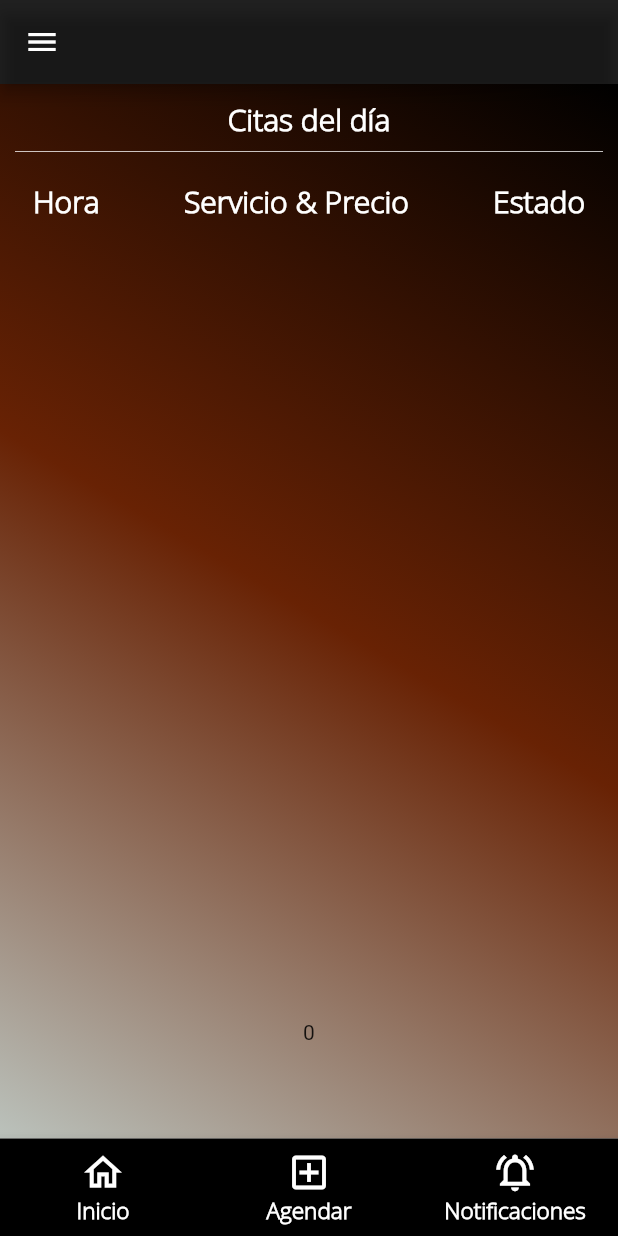
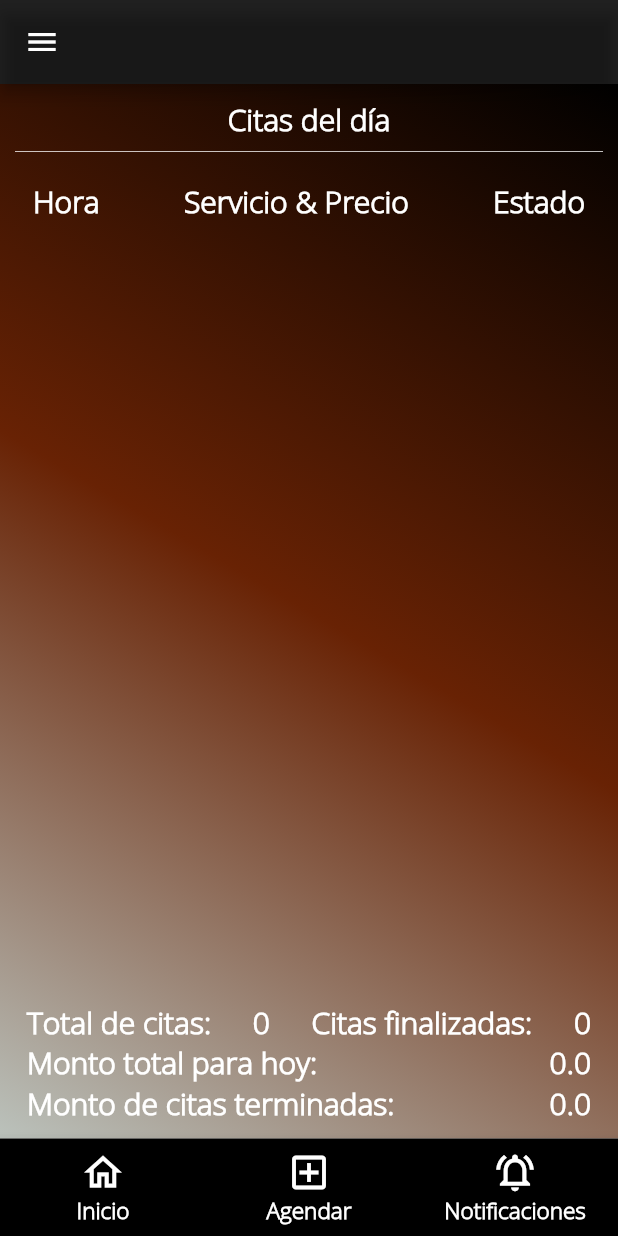
Before and after one commit to bdgv11/BarberShopApp, a Flutter app: the DailyReport screen opened directly with empty values, on a phone screen of 412 x 824 dp. Run offline on Flutter 3.47's test engine with Material 2 defaults, Android fonts, the phone set to English and light mode, and no system bars; our stand-ins replace animate_do, cloud_firestore, firebase_auth, firebase_core, firebase_storage, google_fonts and 3 more; accounts and stored records are empty.

Commit message:
Modifying daily report

```diff
--- a/barber/lib/feature_daily_appointment/screens/daily_appointment.dart
+++ b/barber/lib/feature_daily_appointment/screens/daily_appointment.dart
@@ -24,7 +24,7 @@ class _DailyReportState extends State<DailyReport> {
   @override
   void initState() {
     _user = widget.user;
-    globals.totalDelDia = 0;
+    infoMontoTotal();
     super.initState();
   }
 
@@ -58,7 +58,8 @@ class _DailyReportState extends State<DailyReport> {
     DateTime dateTimeFecha = DateTime.parse(fecha);
     dateTimeFecha.millisecondsSinceEpoch;
     //
-    int montoTotal = 0;
+
+    //
     return Scaffold(
       drawer: DrawerUserWidget(user: _user),
       appBar: AppBar(backgroundColor: Colors.black87),
@@ -159,14 +160,8 @@ class _DailyReportState extends State<DailyReport> {
                             final DocumentSnapshot documentSnapshot =
                                 snapshot.data!.docs[index];
 
-                            int total = documentSnapshot['precio'];
-
-                            montoTotal = montoTotal + total;
-
-                            globals.totalDelDia = montoTotal;
-
                             return FadeIn(
-                              delay: const Duration(milliseconds: 100),
+                              //delay: const Duration(milliseconds: 100),
                               child: Card(
                                 shape: RoundedRectangleBorder(
                                   borderRadius: BorderRadius.circular(10),
@@ -262,13 +257,103 @@ class _DailyReportState extends State<DailyReport> {
                     },
                   ),
                 ),
-                const SizedBox(
-                  height: 20,
+                Padding(
+                  padding: const EdgeInsets.all(8),
+                  child: Column(
+                    children: [
+                      Row(
+                        mainAxisAlignment: MainAxisAlignment.spaceBetween,
+                        children: [
+                          const Text(
+                            'Total de citas:',
+                            style: TextStyle(
+                              color: Colors.white,
+                              fontWeight: FontWeight.bold,
+                              fontFamily: 'OpenSans',
+                              fontSize: 20,
+                              overflow: TextOverflow.ellipsis,
+                            ),
+                          ),
+                          Text(
+                            globals.cantCitas.toString(),
+                            style: const TextStyle(
+                                color: Colors.white,
+                                fontWeight: FontWeight.bold,
+                                fontFamily: 'OpenSans',
+                                fontSize: 20,
+                                overflow: TextOverflow.ellipsis),
+                          ),
+                          const Text(
+                            'Citas finalizadas:',
+                            style: TextStyle(
+                              color: Colors.white,
+                              fontWeight: FontWeight.bold,
+                              fontFamily: 'OpenSans',
+                              fontSize: 20,
+                              overflow: TextOverflow.ellipsis,
+                            ),
+                          ),
+                          Text(
+                            globals.cantCitasFinalizadas.toString(),
+                            style: const TextStyle(
+                                color: Colors.white,
+                                fontWeight: FontWeight.bold,
+                                fontFamily: 'OpenSans',
+                                fontSize: 20,
+                                overflow: TextOverflow.ellipsis),
+                          )
+                        ],
+                      ),
+                      Row(
+                        mainAxisAlignment: MainAxisAlignment.spaceBetween,
+                        children: [
+                          const Text(
+                            'Monto total para hoy:',
+                            style: TextStyle(
+                                color: Colors.white,
+                                fontWeight: FontWeight.bold,
+                                fontFamily: 'OpenSans',
+                                fontSize: 20,
+                                overflow: TextOverflow.ellipsis),
+                          ),
+                          Text(
+                            '₡ ${globals.totalGeneralDelDia.toString()}',
+                            style: const TextStyle(
+                                color: Colors.white,
+                                fontWeight: FontWeight.bold,
+                                fontFamily: 'OpenSans',
+                                fontSize: 20,
+                                overflow: TextOverflow.ellipsis),
+                          )
+                        ],
+                      ),
+                      Row(
+                        mainAxisAlignment: MainAxisAlignment.spaceBetween,
+                        children: [
+                          const Text(
+                            'Monto de citas terminadas:',
+                            style: TextStyle(
+                              color: Colors.white,
+                              fontWeight: FontWeight.bold,
+                              fontFamily: 'OpenSans',
+                              fontSize: 20,
+                              overflow: TextOverflow.ellipsis,
+                            ),
+                          ),
+                          Text(
+                            '₡ ${globals.totalFinalizadas.toString()}',
+                            style: const TextStyle(
+                                color: Colors.white,
+                                fontWeight: FontWeight.bold,
+                                fontFamily: 'OpenSans',
+                                fontSize: 20,
+                                overflow: TextOverflow.ellipsis),
+                          )
+                        ],
+                      ),
+                    ],
+                  ),
                 ),
-                Row(
-                  mainAxisAlignment: MainAxisAlignment.spaceEvenly,
-                  children: [Text(globals.totalDelDia.toString())],
-                )
               ],
             ),
           ),
@@ -308,6 +393,8 @@ class _DailyReportState extends State<DailyReport> {
                 'tipoServicio': ''
               },
             );
+
+            infoMontoTotal();
             Navigator.of(context).pop();
           },
           child: const Padding(
@@ -328,6 +415,7 @@ class _DailyReportState extends State<DailyReport> {
                 .collection('Cita')
                 .doc(id)
                 .update({'estadoCita': 'Agendada'});
+            infoMontoTotal();
             Navigator.of(context).pop();
           },
           child: const Padding(
@@ -348,6 +436,8 @@ class _DailyReportState extends State<DailyReport> {
                 .collection('Cita')
                 .doc(id)
                 .update({'estadoCita': 'Finalizada', 'horaDisponible': false});
+
+            infoMontoTotal();
             Navigator.of(context).pop();
           },
           child: const Padding(
@@ -396,6 +486,8 @@ class _DailyReportState extends State<DailyReport> {
                 'tipoServicio': ''
               },
             );
+
+            infoMontoTotal();
             Navigator.of(context).pop();
           },
           child: const Padding(
@@ -416,6 +508,7 @@ class _DailyReportState extends State<DailyReport> {
                 .collection('Cita')
                 .doc(id)
                 .update({'estadoCita': 'Agendada'});
+            infoMontoTotal();
             Navigator.of(context).pop();
           },
           child: const Padding(
@@ -436,6 +529,7 @@ class _DailyReportState extends State<DailyReport> {
                 .collection('Cita')
                 .doc(id)
                 .update({'estadoCita': 'Finalizada', 'horaDisponible': false});
+            infoMontoTotal();
             Navigator.of(context).pop();
           },
           child: const Padding(
@@ -453,4 +547,69 @@ class _DailyReportState extends State<DailyReport> {
       ],
     );
   }
+
+  //
+  void infoMontoTotal() async {
+    String getFormattedDate(String year, String month, String day) {
+      String fecha;
+      String m = '';
+      String d = '';
+      if (month.length == 1) {
+        m = '0$month';
+      } else {
+        m = month;
+      }
+      if (day.length == 1) {
+        d = '0$day';
+      } else {
+        d = day;
+      }
+      fecha = '$year-$m-$d';
+      return fecha;
+    }
+
+    String fecha = getFormattedDate(DateTime.now().year.toString(),
+        DateTime.now().month.toString(), DateTime.now().day.toString());
+
+    DateTime dateTimeFecha = DateTime.parse(fecha);
+    dateTimeFecha.millisecondsSinceEpoch;
+
+    final querySnapshot = await FirebaseFirestore.instance
+        .collection('Cita')
+        .where('fecha', isEqualTo: Timestamp.fromDate(dateTimeFecha))
+        //.where('estadoCita', isEqualTo: 'Finalizada')
+        .get();
+
+    setState(() {
+      globals.totalFinalizadas = 0;
+      globals.totalGeneralDelDia = 0;
+      globals.cantCitas = 0;
+      globals.cantCitasFinalizadas = 0;
+    });
+
+    for (var doc in querySnapshot.docs) {
+      // Getting data directly
+
+      if (doc.get('estadoCita') == 'Finalizada') {
+        setState(() {
+          int precio = doc.get('precio');
+          globals.totalFinalizadas += precio;
+          globals.cantCitasFinalizadas++;
+        });
+      }
+
+      if (doc.get('estadoCita') != 'Creada') {
+        setState(() {
+          int precio = doc.get('precio');
+          globals.totalGeneralDelDia += precio;
+          globals.cantCitas++;
+        });
+      }
+      //String name = doc.get('name');
+
+      // Getting data from map
+      /*Map<String, dynamic> data = doc.data();
+        int age = data['age'];*/
+    }
+  }
 }
--- a/barber/lib/utils/globals.dart
+++ b/barber/lib/utils/globals.dart
@@ -12,4 +12,7 @@ int precioServicio = 0;
 bool isAdmin = false;
 
 //
-int totalDelDia = 0;
+double totalFinalizadas = 0;
+double totalGeneralDelDia = 0;
+int cantCitas = 0;
+int cantCitasFinalizadas = 0;
```
